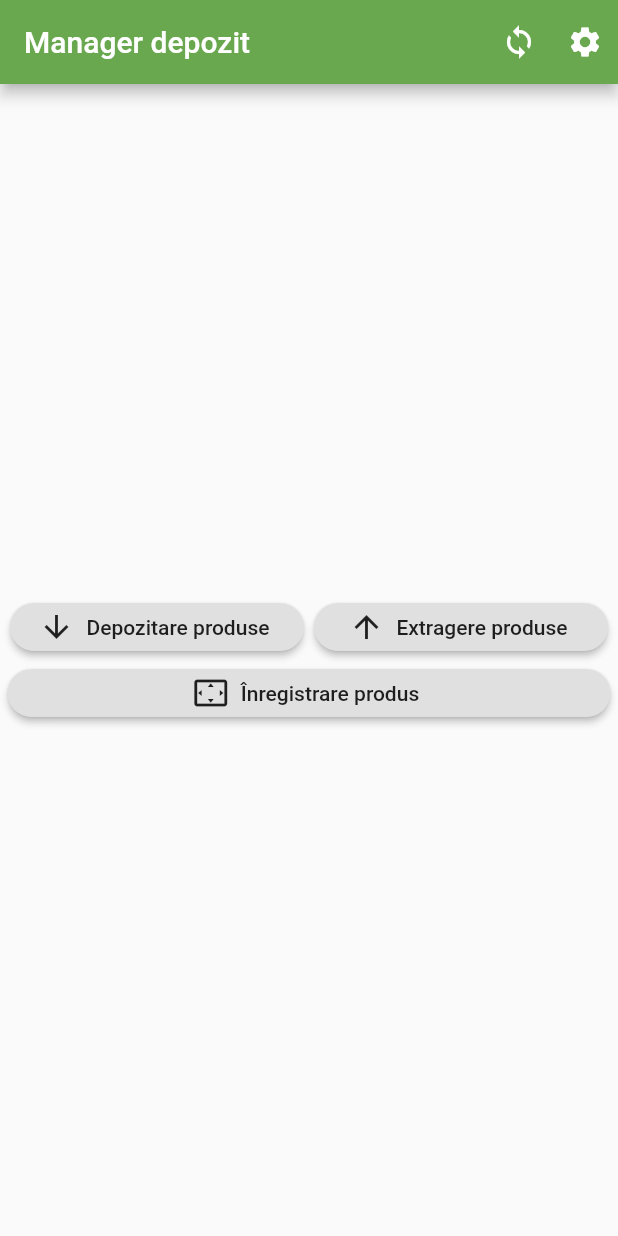
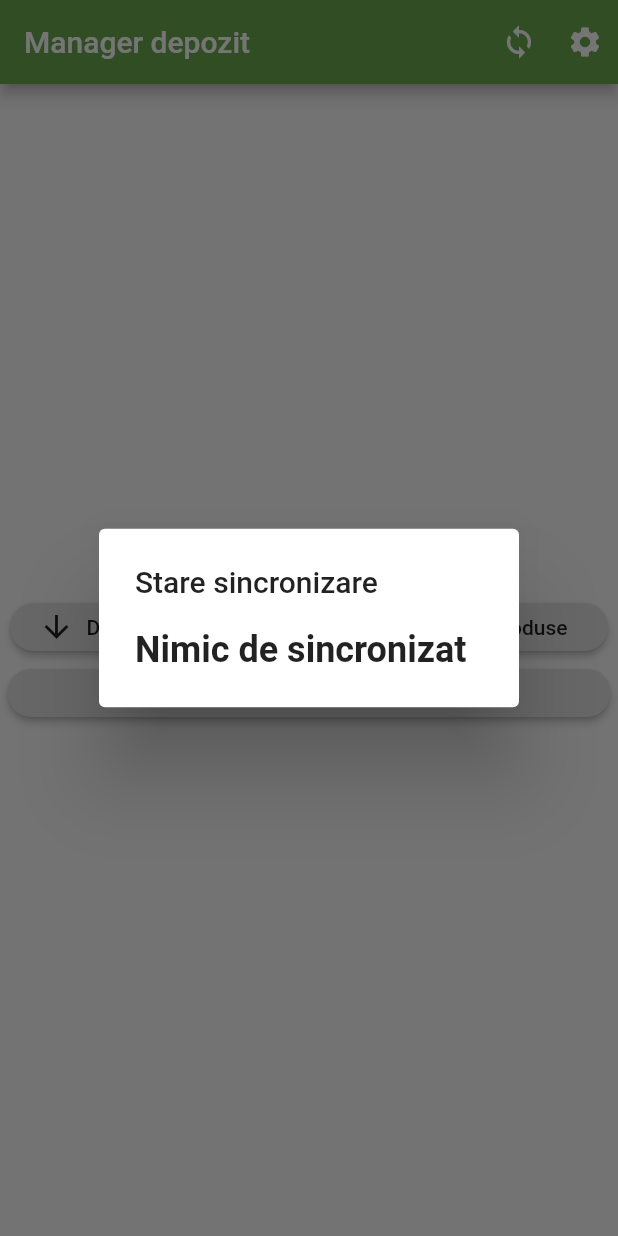
Before and after one commit to gorex013/barcode_scanner, a Flutter app: the screen it shows after launch, after a tap on the "sync" icon, on a phone screen of 412 x 824 dp. Run offline on Flutter 3.47's test engine with Material 2 defaults, Android fonts, the phone set to English and light mode, and no system bars; our stand-ins replace sqflite; missing offline and left inert: flutter_barcode_scanner; accounts and stored records are empty.

Commit message:
Home Page added notification dialog.

```diff
--- a/lib/home_page.dart
+++ b/lib/home_page.dart
@@ -102,24 +102,37 @@ class _HomePageState extends State<HomePage> {
           IconButton(
               icon: Icon(Icons.sync),
               onPressed: () async {
+                networkCheck();
                 var db = Operation.instance;
                 var rows = await db.query();
+                var k = 0;
                 for (var i = 0; i < rows.length; ++i) {
                   final id = rows[i][Operation.id];
                   final response = await post(
                       "http://$host:$port/api/operations",
                       body: {'json': rows[i][Operation.json]});
-                  print(response.body);
                   if (response.statusCode == 201) {
                     await db.delete(id);
-                  } else {
-                    setState(() {
-                      networkError =
-                          "Sincronizarea cu serverul principal a eșuat";
-                    });
-                    return;
+                    ++k;
                   }
                 }
+
+                showDialog(
+                    context: context,
+                    builder: (context) {
+                      return AlertDialog(
+                        title: Text("Stare sincronizare"),
+                        content: Text(
+                          (rows.length != 0)
+                              ? "Operațiuni $k/${rows.length}"
+                              : "Nimic de sincronizat",
+                          style: TextStyle(
+                            fontSize: 24,
+                            fontWeight: FontWeight.bold,
+                          ),
+                        ),
+                      );
+                    });
                 setState(() {
                   networkError = "";
                 });
--- a/lib/settings/settings_page.dart
+++ b/lib/settings/settings_page.dart
@@ -1,4 +1,3 @@
-import 'package:barcode_scanner/settings/auth_settings.dart';
 import 'package:barcode_scanner/settings/network_settings.dart';
 import 'package:flutter/material.dart';
 
```
